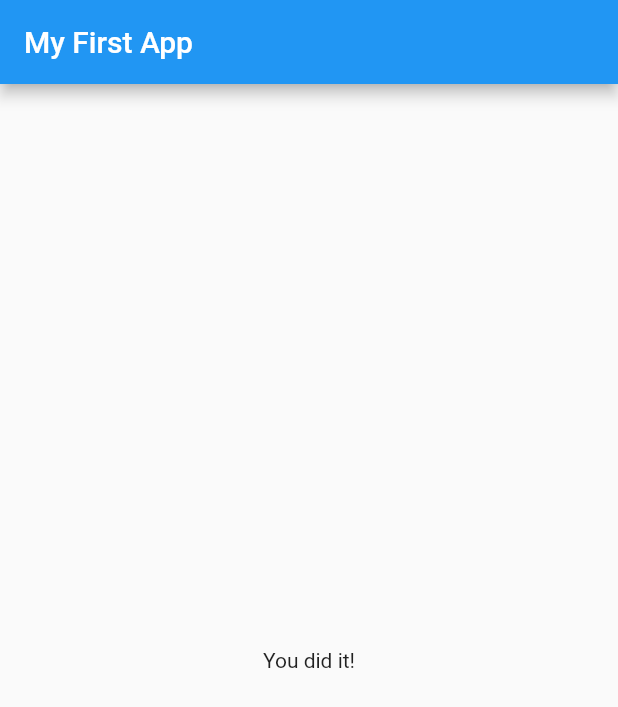
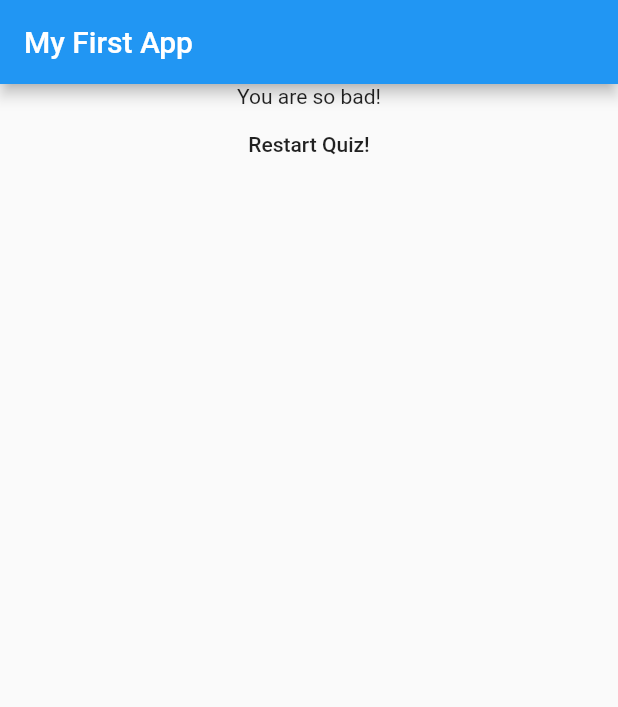
Before and after one commit to Flutter-Streamliner/SimpleQuizApp, a Flutter app: the screen it shows after launch, after a tap on "David", after a tap on "fine", after a tap on "red", on a phone screen of 412 x 824 dp. Shown: the top 707 px of the screen. Run offline on Flutter 3.47's test engine with Material 2 defaults, Android fonts, the phone set to English and light mode, and no system bars.

Commit message:
finish quiz app

```diff
--- a/lib/main.dart
+++ b/lib/main.dart
@@ -18,22 +18,43 @@ class _MyAppState extends State<MyApp> {
 
   final _questions = const [
     {'questionText' : 'What\'s your name?',
-    'answers' : ['David', 'Pablo', 'Martin']
+    'answers' : [
+      {'text': 'David' , 'score' : 10},
+      {'text' : 'Pablo', 'score' : 5},
+      {'text' : 'Martin', 'score' : 7},
+      ]
     },
     {'questionText' : 'How do you do?',
-    'answers' : ['good', 'fine', 'ok']
+    'answers' : [
+      {'text': 'good' , 'score' : 10},
+      {'text' : 'fine', 'score' : 7},
+      {'text' : 'ok', 'score' : 5},
+      ]
     },
     {'questionText' : 'What\'s your favourite color?',
-    'answers' : ['black', 'white', 'red']
+    'answers' : [
+      {'text': 'black' , 'score' : 10},
+      {'text' : 'white', 'score' : 7},
+      {'text' : 'red', 'score' : 5},
+      ]
     },
   ];
 
   var _questionIndex = 0;
+  var _totalScore = 0;
 
-  void _answerCallback() {
+  void _answerCallback(int score) {
+    _totalScore += score;
     //if (_questionIndex < _questions.length)
     setState(() {
       _questionIndex += 1;
+    });
+  }
+
+  void _resetQuiz() {
+    setState(() {
+      _totalScore = 0;
+      _questionIndex = 0;
     });
   }
 
@@ -47,7 +68,7 @@ class _MyAppState extends State<MyApp> {
         ),
         body: _questionIndex < _questions.length ?
           Quiz(_answerCallback, _questions, _questionIndex) :
-          Result(),
+          Result(_totalScore, _resetQuiz),
       ),
     );
   }
--- a/lib/quiz.dart
+++ b/lib/quiz.dart
@@ -15,8 +15,8 @@ class Quiz extends StatelessWidget {
     return Column(
           children: <Widget>[
             Question(questions[questionIndex]['questionText']),
-            ...(questions[questionIndex]['answers'] as List<String>).map((answer){
-              return Answer(answerCallback, answer);
+            ...(questions[questionIndex]['answers'] as List<Map<String, Object>>).map((answer){
+              return Answer(() => answerCallback(answer['score']), answer['text']);
             }).toList(),
           ],
         );
--- a/lib/result.dart
+++ b/lib/result.dart
@@ -1,8 +1,36 @@
 import 'package:flutter/material.dart';
 
 class Result extends StatelessWidget {
+
+  final int totalScore;
+  final Function resetQuiz;
+
+  Result(this.totalScore, this.resetQuiz);
+
+  String get resultPhrase {
+    var resultText = 'You did it!';
+    if (totalScore < 8) {
+      resultText = 'You are awesome and innocent!';
+    } else if (totalScore <= 12) {
+      resultText = 'Pretty likeable!';
+    } else if (totalScore <= 16) {
+      resultText = 'You are ... strange?!';
+    } else {
+      resultText ='You are so bad!';
+    }
+    return resultText;
+  }
+
   @override
   Widget build(BuildContext context) {
-    return Center(child: Text('You did it!'));
+    return Column(
+      children: <Widget>[
+        Center(child: Text(resultPhrase)),
+        FlatButton(
+          child: Text('Restart Quiz!'),
+          onPressed: resetQuiz,
+        ),
+      ],
+    );
   }
 }
```
